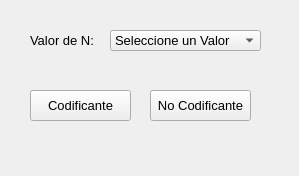
Old version of the form boxCounting.ui in the repository juancho270/TrabajoGrado.
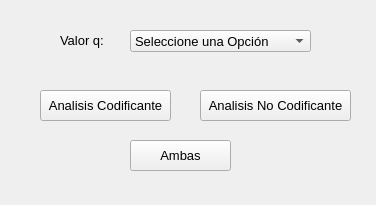
New version of the form.

The edit to the form file:
```diff
--- a/boxCounting.ui
+++ b/boxCounting.ui
@@ -6,97 +6,19 @@
    <rect>
     <x>0</x>
     <y>0</y>
-    <width>299</width>
-    <height>176</height>
+    <width>376</width>
+    <height>205</height>
    </rect>
   </property>
   <property name="windowTitle">
    <string>Box Counting</string>
   </property>
-  <widget class="QLabel" name="label">
-   <property name="geometry">
-    <rect>
-     <x>30</x>
-     <y>30</y>
-     <width>81</width>
-     <height>21</height>
-    </rect>
-   </property>
-   <property name="font">
-    <font>
-     <pointsize>10</pointsize>
-    </font>
-   </property>
-   <property name="text">
-    <string>Valor de N:</string>
-   </property>
-  </widget>
-  <widget class="QComboBox" name="comboBoxN">
-   <property name="geometry">
-    <rect>
-     <x>110</x>
-     <y>30</y>
-     <width>151</width>
-     <height>21</height>
-    </rect>
-   </property>
-   <property name="font">
-    <font>
-     <pointsize>10</pointsize>
-    </font>
-   </property>
-   <item>
-    <property name="text">
-     <string>Seleccione un Valor</string>
-    </property>
-   </item>
-   <item>
-    <property name="text">
-     <string>1</string>
-    </property>
-   </item>
-   <item>
-    <property name="text">
-     <string>2</string>
-    </property>
-   </item>
-   <item>
-    <property name="text">
-     <string>3</string>
-    </property>
-   </item>
-   <item>
-    <property name="text">
-     <string>4</string>
-    </property>
-   </item>
-   <item>
-    <property name="text">
-     <string>5</string>
-    </property>
-   </item>
-   <item>
-    <property name="text">
-     <string>6</string>
-    </property>
-   </item>
-   <item>
-    <property name="text">
-     <string>7</string>
-    </property>
-   </item>
-   <item>
-    <property name="text">
-     <string>8</string>
-    </property>
-   </item>
-  </widget>
   <widget class="QPushButton" name="btnCodificate">
    <property name="geometry">
     <rect>
-     <x>30</x>
+     <x>40</x>
      <y>90</y>
-     <width>101</width>
+     <width>131</width>
      <height>31</height>
     </rect>
    </property>
@@ -106,14 +28,32 @@
     </font>
    </property>
    <property name="text">
-    <string>Codificante</string>
+    <string>Analisis Codificante</string>
    </property>
   </widget>
   <widget class="QPushButton" name="btnNoCodificante">
    <property name="geometry">
     <rect>
-     <x>150</x>
+     <x>200</x>
      <y>90</y>
+     <width>151</width>
+     <height>31</height>
+    </rect>
+   </property>
+   <property name="font">
+    <font>
+     <pointsize>10</pointsize>
+    </font>
+   </property>
+   <property name="text">
+    <string>Analisis No Codificante</string>
+   </property>
+  </widget>
+  <widget class="QPushButton" name="btnAmbos">
+   <property name="geometry">
+    <rect>
+     <x>130</x>
+     <y>140</y>
      <width>101</width>
      <height>31</height>
     </rect>
@@ -124,9 +64,72 @@
     </font>
    </property>
    <property name="text">
-    <string>No Codificante</string>
+    <string>Ambas</string>
    </property>
   </widget>
+  <widget class="QLabel" name="label_2">
+   <property name="geometry">
+    <rect>
+     <x>60</x>
+     <y>30</y>
+     <width>47</width>
+     <height>21</height>
+    </rect>
+   </property>
+   <property name="font">
+    <font>
+     <pointsize>10</pointsize>
+    </font>
+   </property>
+   <property name="text">
+    <string>Valor q:</string>
+   </property>
+  </widget>
+  <widget class="QComboBox" name="valorQ">
+   <property name="geometry">
+    <rect>
+     <x>130</x>
+     <y>30</y>
+     <width>181</width>
+     <height>22</height>
+    </rect>
+   </property>
+   <property name="font">
+    <font>
+     <pointsize>10</pointsize>
+    </font>
+   </property>
+   <item>
+    <property name="text">
+     <string>Seleccione una Opción</string>
+    </property>
+   </item>
+   <item>
+    <property name="text">
+     <string>-1 a 1</string>
+    </property>
+   </item>
+   <item>
+    <property name="text">
+     <string>-3 a 3</string>
+    </property>
+   </item>
+   <item>
+    <property name="text">
+     <string>-5 a 5</string>
+    </property>
+   </item>
+   <item>
+    <property name="text">
+     <string>-10 a 10</string>
+    </property>
+   </item>
+   <item>
+    <property name="text">
+     <string>-20 a 20</string>
+    </property>
+   </item>
+  </widget>
  </widget>
  <resources/>
  <connections/>
```
